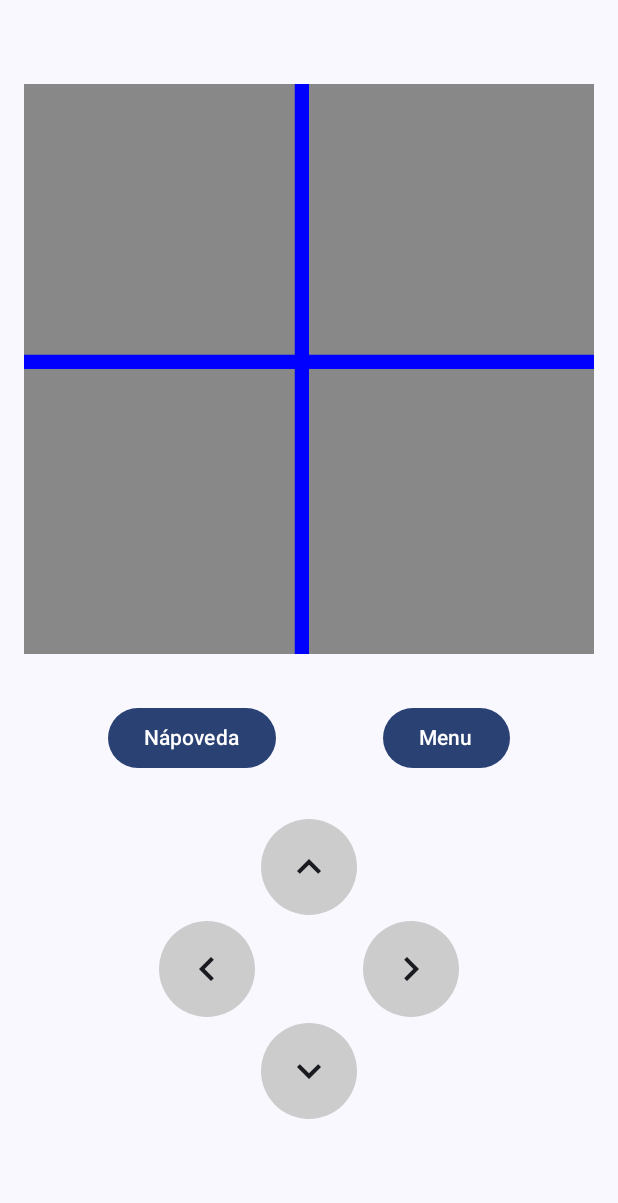
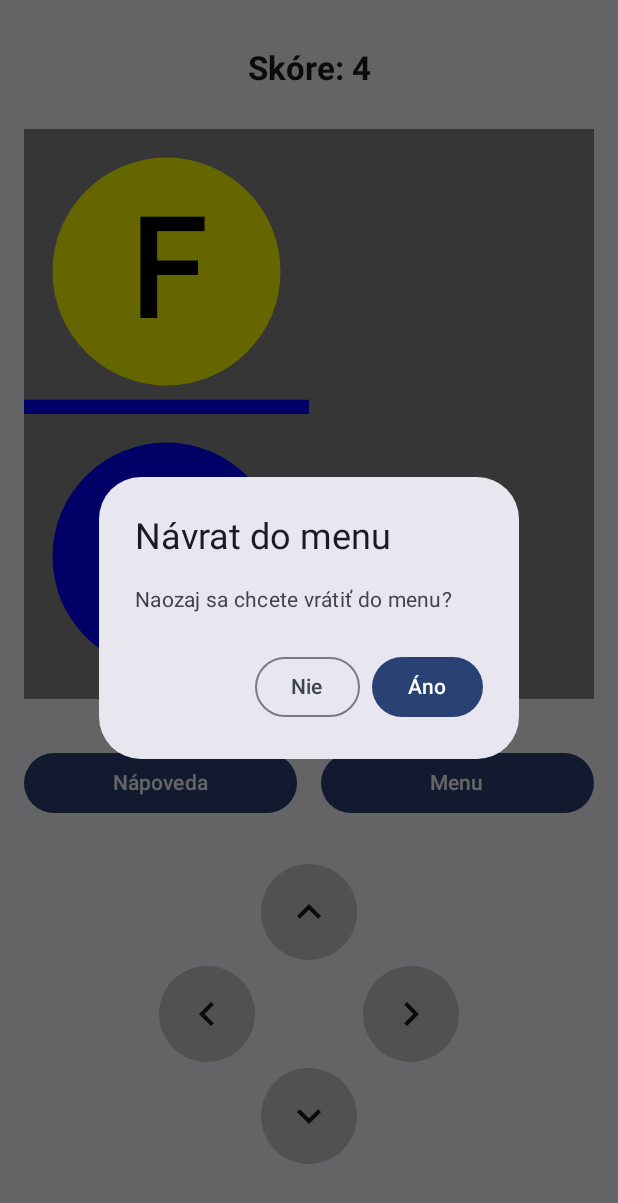
Before and after one commit to NopeNasrat/VAMSEMR, an Android app built with Jetpack Compose: the composable Game shown on its own in the app's theme, after a tap on "Menu", on a phone screen of 412 x 824 dp. Shown: the top 1203 px of the screen. Run offline under Robolectric (Android 15) with nearby library versions, the phone set to English and light mode, and no system bars; our stand-ins replace Room's generated code; libraries missing offline, so code that uses them is left out: androidx.room.util.

Commit message:
ver 7.3 funguje vsetko, treba dorobit napovedu a horizontalny screen

```diff
--- a/app/src/main/java/com/example/vamsemr/Navigation/Navhost.kt
+++ b/app/src/main/java/com/example/vamsemr/Navigation/Navhost.kt
@@ -110,6 +110,7 @@
 
         composable(route = Screen.GAME.route) {
             Game(
+                viewModel = viewModel,
                 modifier = modifier,
                 playerViewModel = playerViewModel,
                 mazeInfoViewModel = mazeInfoViewModel,
--- a/app/src/main/java/com/example/vamsemr/core/Game.kt
+++ b/app/src/main/java/com/example/vamsemr/core/Game.kt
@@ -53,6 +53,17 @@
 import kotlin.math.min
 import androidx.compose.foundation.layout.size
 import androidx.compose.foundation.shape.CircleShape
+import androidx.compose.material3.AlertDialog
+import androidx.compose.material3.Button
+import androidx.compose.material3.OutlinedButton
+import androidx.compose.runtime.mutableStateOf
+import androidx.compose.runtime.remember
+import androidx.compose.runtime.setValue
+import androidx.compose.ui.text.font.FontWeight
+import androidx.lifecycle.viewModelScope
+import com.example.inventory.data.Item
+import com.example.inventory.ui.ItemViewModel
+import com.example.vamsemr.Navigation.Screen
 
 
 object GameScreen : NavigationDestination {
@@ -63,6 +74,7 @@
 
 @Composable
 fun Game(
+    viewModel: ItemViewModel,
     playerViewModel: PlayerViewModel,
     screenViewModel: ScreenViewModel,
     modifier: Modifier = Modifier,
@@ -73,6 +85,9 @@
     val player by playerViewModel.player
     val mazeInfo by mazeInfoViewModel.MazeInfo
     val maze by gameViewModel.Maze
+
+    var showConfirmDialog by remember { mutableStateOf(false) }
+
 
     ConfirmExitOnBackHandler {
         android.os.Process.killProcess(android.os.Process.myPid())
@@ -85,7 +100,7 @@
         }
     }
 
-    val win = winCheck(
+    var win = winCheck(
         gameViewModel = gameViewModel,
         mazeInfoViewModel = mazeInfoViewModel
     )
@@ -98,12 +113,22 @@
     ) {
 
         //PlayerInfoSection(player = player,mazeInfo = mazeInfo, modifier = Modifier.padding(top = 35.dp))
-        Spacer(modifier = Modifier.height(16.dp).background(Color.Yellow))
+        Spacer(modifier = Modifier.height(16.dp))
+
+
+        Text(
+            text = stringResource(R.string.skore_label, mazeInfoViewModel.MazeInfo.value.skorenow),
+            style = MaterialTheme.typography.titleLarge.copy(fontWeight = FontWeight.Bold),
+            modifier = Modifier
+                .padding(top = 16.dp)
+                .align(Alignment.CenterHorizontally)
+        )
+
 
         MazeCanvas(
             maze = maze,
             modifier = Modifier
-                .padding(top = 24.dp)
+                .padding(top = 10.dp)
                 //.background(Color.Magenta)
                 .align(Alignment.CenterHorizontally),
             mazeInfoViewModel = mazeInfoViewModel
@@ -114,36 +139,159 @@
 
         Spacer(modifier = Modifier.height(16.dp))
 
-        ActionButtonsRow(
-            onFirstClick = { /* akcia 1 */ },
-            onSecondClick = { /* akcia 2 */ }
+        ButtonsRowGame(
+            onBackClick = { /* sem napíš logiku pre hint */ },
+            onNextClick = { showConfirmDialog = true }
         )
 
         Spacer(modifier = Modifier.height(30.dp))
 
-        ArrowPad()
+        ArrowPad(
+            onUp = {
+                movePlayer(
+                    gameViewModel = gameViewModel,
+                    mazeInfoViewModel = mazeInfoViewModel,
+                    smer = Smer.UP
+                )
+                //println("testup")
+            },
+            onDown = {
+                movePlayer(
+                    gameViewModel = gameViewModel,
+                    mazeInfoViewModel = mazeInfoViewModel,
+                    smer = Smer.DOWN
+                )
+            },
+            onLeft = {
+                movePlayer(
+                    gameViewModel = gameViewModel,
+                    mazeInfoViewModel = mazeInfoViewModel,
+                    smer = Smer.LEFT
+                )
+            },
+            onRight = {
+                movePlayer(
+                    gameViewModel = gameViewModel,
+                    mazeInfoViewModel = mazeInfoViewModel,
+                    smer = Smer.RIGHT
+                )
+            }
+        )
+
 
 
     }
+
+
+
+
+
+    if (showConfirmDialog) {
+        ConfirmReturnToMenuDialog(
+            onConfirm = {
+                showConfirmDialog = false
+                screenViewModel.setStage(1)
+                navController.navigate(Screen.HOME.route) {
+                    popUpTo(0) { inclusive = true }
+                }
+            },
+            onDismiss = {
+                showConfirmDialog = false
+            }
+        )
+    }
+
+    if (win || mazeInfoViewModel.MazeInfo.value.skorenow < 0) {
+        val (stage, scoreToDisplay) = if (win) {
+            R.string.endwin to mazeInfoViewModel.MazeInfo.value.skorenow
+        } else {
+            R.string.endlose to -500
+        }
+
+
+        if (!mazeInfo.zapisane) {
+            val updatedPlayer = player.copy(
+                games = player.games + 1,
+                skore = player.skore + scoreToDisplay
+            )
+            playerViewModel.updatePlayer(updatedPlayer)
+            val updatedItem = Item(
+                id = updatedPlayer.id,
+                name = updatedPlayer.name,
+                skore = updatedPlayer.skore,
+                games = updatedPlayer.games
+            )
+            viewModel.updateItem(updatedItem)
+            mazeInfoViewModel.setZapisane(true)
+        }
+
+        GameResultDialog(
+            playerViewModel = playerViewModel,
+            resultTextRes = stage,
+            scorenow = scoreToDisplay,
+            onDismiss = { gameViewModel.resetMaze(mazeInfoViewModel)
+                        mazeInfoViewModel.setZapisane(false)
+                        }
+        )
+    }
+
+
 }
 
+
 @Composable
-fun ActionButtonsRow(
-    onFirstClick: () -> Unit = {},
-    onSecondClick: () -> Unit = {}
+fun GameResultDialog(
+    playerViewModel: PlayerViewModel,
+    resultTextRes: Int,
+    scorenow: Int,
+    onDismiss: () -> Unit
 ) {
-    Row(
-        modifier = Modifier.fillMaxWidth(),
-        horizontalArrangement = Arrangement.SpaceEvenly
-    ) {
-        Button(onClick = onFirstClick) {
-            Text(stringResource(R.string.hint))
+    AlertDialog(
+        onDismissRequest = onDismiss,
+        title = {
+            Text(text = stringResource(resultTextRes))
+        },
+        text = {
+            Column {
+                Text(text = stringResource(R.string.skore_label, scorenow))
+                Text(text = stringResource(R.string.endwcelkoveskore, playerViewModel.player.value.skore - scorenow, scorenow))
+                Text(text = stringResource(R.string.games_label, playerViewModel.player.value.games))
+            }
+        },
+        confirmButton = {
+            Button(
+                onClick = onDismiss,
+                modifier = Modifier.fillMaxWidth()
+            ) {
+                Text(text = stringResource(R.string.endnewgame))
+            }
         }
-        Button(onClick = onSecondClick) {
-            Text(stringResource(R.string.menu))
+    )
+}
+
+
+@Composable
+fun ConfirmReturnToMenuDialog(
+    onConfirm: () -> Unit,
+    onDismiss: () -> Unit
+) {
+    AlertDialog(
+        onDismissRequest = onDismiss,
+        title = { Text(text = stringResource(R.string.exitToMenu)) },
+        text = { Text(text = stringResource(R.string.realExitToMenu)) },
+        confirmButton = {
+            Button(onClick = onConfirm) {
+                Text(text = stringResource(R.string.yes))
+            }
+        },
+        dismissButton = {
+            OutlinedButton(onClick = onDismiss) {
+                Text(text = stringResource(R.string.no))
+            }
         }
-    }
+    )
 }
+
 
 @Composable
 fun ArrowPad(
@@ -211,21 +359,24 @@
 
 
 @Composable
-fun Button(
-    onClick: () -> Unit,
+fun ButtonsRowGame(
     modifier: Modifier = Modifier,
-    enabled: Boolean = true,
-    content: @Composable RowScope.() -> Unit  // <-- tu je receiver RowScope
+    onBackClick: () -> Unit,
+    onNextClick: () -> Unit
 ) {
-    androidx.compose.material3.Button(
-        onClick = onClick,
-        modifier = modifier,
-        enabled = enabled,
-        content = {
-            // Tu môžeme volať content s RowScope receiverom
-            this.content()
+    Row(
+        modifier = modifier
+            .fillMaxWidth()
+            .padding(horizontal = 16.dp),
+        horizontalArrangement = Arrangement.spacedBy(16.dp)
+    ) {
+        Button(onClick = onBackClick,modifier = Modifier.weight(1f)) {
+            Text(stringResource(R.string.hint))
         }
-    )
+        Button(onClick = onNextClick,modifier = Modifier.weight(1f)) {
+            Text(stringResource(R.string.menu))
+        }
+    }
 }
 
 
--- a/app/src/main/java/com/example/vamsemr/core/MazeGenerator.kt
+++ b/app/src/main/java/com/example/vamsemr/core/MazeGenerator.kt
@@ -77,10 +77,20 @@
             )
         )
 
-        return finishX != -1 || finishY != -1
+        return finishX != -1 && finishY != -1
     }
 }
 
+
+fun setSkore(skore: Int,
+             mazeInfoViewModel: MazeInfoViewModel
+){
+    mazeInfoViewModel.updateMazeSkore(
+        mazeInfoViewModel.MazeInfo.value.copy(
+            skorenow = skore,
+        )
+    )
+}
 
 fun findPlayer (
     gameViewModel: GameViewModel,
@@ -119,7 +129,6 @@
     }
 }
 
-
 fun movePlayer(
     gameViewModel: GameViewModel,
     mazeInfoViewModel: MazeInfoViewModel,
@@ -132,6 +141,7 @@
     var playerX = mazeInfoViewModel.MazeInfo.value.playerX
     var playerY = mazeInfoViewModel.MazeInfo.value.playerY
 
+    //println("$playerX $playerY")
 
 
     val canMove = when(smer) {
@@ -158,9 +168,26 @@
             playerY = playerY
         )
     )
+    mazeInfoViewModel.updateMazeSkore(
+        mazeInfoViewModel.MazeInfo.value.copy(
+            skorenow = mazeInfoViewModel.MazeInfo.value.skorenow-1
+        )
+    )
 
-    gameViewModel.updateMaze(maze)
+    //gameViewModel.updateMaze(maze)
+
+    val newMazeGrid = maze.maze.map { row ->
+        row.map { cell -> cell.copy() }.toTypedArray()
+    }.toTypedArray()
+
+    val newMaze = Maze(
+        maze = newMazeGrid,
+        width = maze.width,
+        height = maze.height
+    )
+    gameViewModel.updateMaze(newMaze)
 }
+
 
 
 fun randomFinish(maze: Maze) {
--- a/app/src/main/java/com/example/vamsemr/data/GameViewModel.kt
+++ b/app/src/main/java/com/example/vamsemr/data/GameViewModel.kt
@@ -9,6 +9,7 @@
 import com.example.vamsemr.core.generateMaze
 import com.example.vamsemr.core.generatePlayer
 import com.example.vamsemr.core.randomFinish
+import com.example.vamsemr.core.setSkore
 import com.example.vamsemr.core.verifyMaze
 
 class GameViewModel : ViewModel() {
@@ -40,6 +41,7 @@
             randomFinish(newMaze)
             floodMaze(newMaze)
             generatePlayer(newMaze)
+            setSkore(x*y,mazeInfoViewModel)
         } while (!verifyMaze(newMaze))
 
         _Maze.value = newMaze
--- a/app/src/main/java/com/example/vamsemr/data/Maze.kt
+++ b/app/src/main/java/com/example/vamsemr/data/Maze.kt
@@ -1,6 +1,29 @@
 package com.example.vamsemr.data
 import com.example.vamsemr.data.Cell
 
-data class Maze(val width: Int, val height: Int) {
+
+
+data class Maze(
+    val width: Int,
+    val height: Int,
+    val maze: Array<Array<Cell>>
+) {
+    // sekundárny konštruktor
+    constructor(width: Int, height: Int) : this(
+        width,
+        height,
+        Array(height) { Array(width) { Cell() } }
+    )
+}
+
+
+
+
+/*
+data class Maze(
+    val width: Int,
+    val height: Int,
+) {
     val maze = Array(height) { Array(width) { Cell() } }
 }
+*/
--- a/app/src/main/java/com/example/vamsemr/data/MazeInfo.kt
+++ b/app/src/main/java/com/example/vamsemr/data/MazeInfo.kt
@@ -7,4 +7,6 @@
     val finishY: Int = -1,
     val playerX: Int = -1,
     val playerY: Int = -1,
+    val skorenow: Int = 0,
+    val zapisane: Boolean = false
 )
--- a/app/src/main/java/com/example/vamsemr/data/MazeInfoViewModel.kt
+++ b/app/src/main/java/com/example/vamsemr/data/MazeInfoViewModel.kt
@@ -30,4 +30,24 @@
             playerY = newMazeInfo.playerY
         )
     }
+
+    fun updateMazeSkore(newMazeInfo: MazeInfo) {
+        _MazeInfo.value = _MazeInfo.value.copy(
+            skorenow = newMazeInfo.skorenow,
+        )
+    }
+
+    fun updateMazeWrite(newMazeInfo: MazeInfo) {
+        _MazeInfo.value = _MazeInfo.value.copy(
+            zapisane = newMazeInfo.zapisane,
+        )
+    }
+
+    fun setZapisane(zapisane: Boolean) {
+        _MazeInfo.value = _MazeInfo.value.copy(
+            zapisane = zapisane
+        )
+    }
+
+
 }
--- a/app/src/main/java/com/example/vamsemr/data/sql/ViewModel.kt
+++ b/app/src/main/java/com/example/vamsemr/data/sql/ViewModel.kt
@@ -25,6 +25,11 @@
         return itemsRepository.getItemStream(id)
     }
 
+    fun updateItem(updatedItem: Item) {
+        viewModelScope.launch {
+            itemsRepository.updateItem(updatedItem)
+        }
+    }
 
 
     fun getAllItems() = itemsRepository.getAllItemsStream()
--- a/app/src/main/res/values/strings.xml
+++ b/app/src/main/res/values/strings.xml
@@ -31,7 +31,8 @@
 
     <string name="selectmazesizetext">Zadaná veľkosť bludiska:</string>
 
-
+    <string name="realExitToMenu">Naozaj sa chcete vrátiť do menu?</string>
+    <string name="exitToMenu">Návrat do menu</string>
 
     <string name="realexitapp">Naozaj chceš aplikáciu ukončiť?</string>
     <string name="exitapp">Ukončiť aplikáciu?</string>
@@ -45,6 +46,11 @@
     <string name="playerPic">P</string>
     <string name="finishPic">F</string>
 
+    <string name="endwin">Vyhral si!</string>
+    <string name="endwcelkoveskore">Celkove skóre: %d + %d</string>
+    <string name="endlose">Prehral si!</string>
+    <string name="endnewgame">Nová Hra!</string>
+
     //error
 
     <string name="error_id">Zadané ID nie je číslo</string>
```
